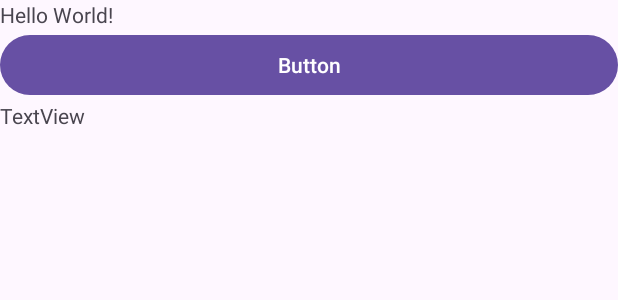
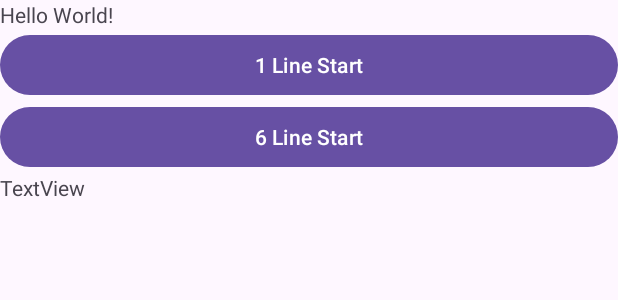
Before and after one commit to ideptor/android-gravity, an Android app: the layout activity_main.xml on its own in the app's theme, with its tools: preview values and no code run, on a phone screen of 412 x 824 dp. Shown: the top 300 px of the screen. Run offline under Robolectric (Android 15) with nearby library versions, the phone set to English and light mode, and no system bars.

Commit message:
update ui

```diff
--- a/app/src/main/res/layout/activity_main.xml
+++ b/app/src/main/res/layout/activity_main.xml
@@ -19,13 +19,19 @@
             android:text="Hello World!" />
 
         <Button
-            android:id="@+id/btnStart"
+            android:id="@+id/btnStartLine1"
             android:layout_width="match_parent"
             android:layout_height="wrap_content"
-            android:text="Button" />
+            android:text="1 Line Start" />
+
+        <Button
+            android:id="@+id/btnStartLine6"
+            android:layout_width="match_parent"
+            android:layout_height="wrap_content"
+            android:text="6 Line Start" />
 
         <TextView
-            android:id="@+id/textView"
+            android:id="@+id/tvLog"
             android:layout_width="match_parent"
             android:layout_height="wrap_content"
             android:text="TextView" />
```
Also changed, not shown: app/src/main/java/org/ideptor/freedrop/MainActivity.kt (+12 -5 lines).
